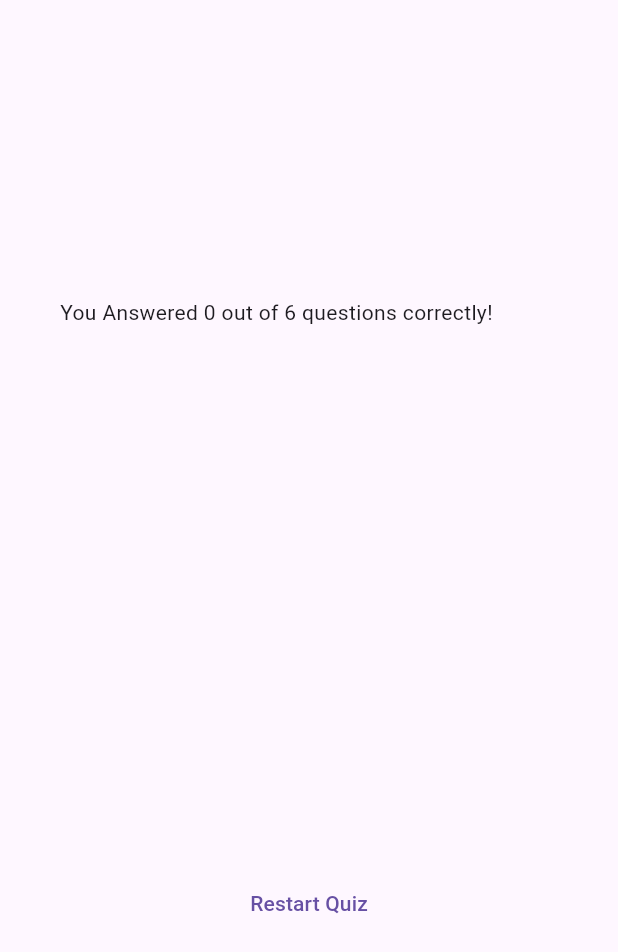
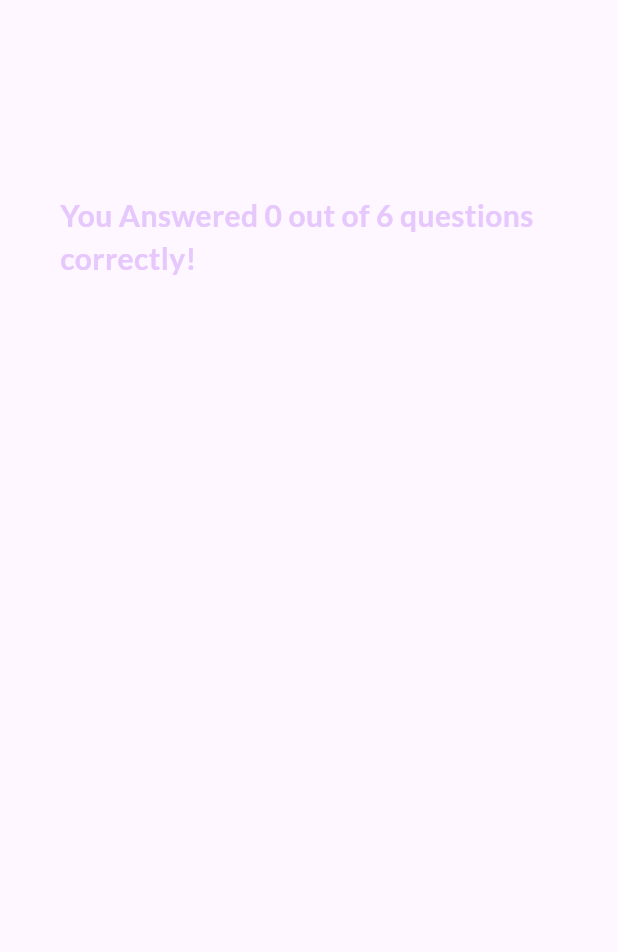
Before and after one commit to Nweke273/Lara-Quiz, a Flutter app: the ResultsScreen widget shown alone on an empty page, opened directly with empty values, on a phone screen of 412 x 824 dp. Shown: the top 952 px of the screen. Run offline on Flutter 3.47's test engine with Material 3 defaults, Android fonts, the phone set to English and light mode, and no system bars; our stand-ins replace google_fonts.

Commit message:
complete lara quiz features

```diff
--- a/lib/widgets/question_summary.dart
+++ /dev/null
@@ -1,35 +0,0 @@
-import 'package:flutter/material.dart';
-
-class QuestionSummary extends StatelessWidget {
-  const QuestionSummary(this.summaryData, {super.key});
-  final List<Map<String, Object>> summaryData;
-  @override
-  Widget build(BuildContext context) {
-    return SizedBox(
-      height: 300,
-      child: SingleChildScrollView(
-        child: Column(
-          children: summaryData.map((data) {
-            return Row(
-              children: [
-                Text(((data['question_index'] as int) + 1).toString()),
-                Expanded(
-                  child: Column(
-                    children: [
-                      Text(data['question'] as String),
-                      const SizedBox(
-                        height: 5,
-                      ),
-                      Text(data['user_answer'] as String),
-                      Text(data['correct_answer'] as String)
-                    ],
-                  ),
-                )
-              ],
-            );
-          }).toList(),
-        ),
-      ),
-    );
-  }
-}
--- /dev/null
+++ b/lib/widgets/questions_summary/question_summary.dart
@@ -0,0 +1,20 @@
+import 'package:flutter/material.dart';
+import 'package:lara_quiz/widgets/questions_summary/summary_item.dart';
+
+class QuestionSummary extends StatelessWidget {
+  const QuestionSummary(this.summaryData, {super.key});
+  final List<Map<String, Object>> summaryData;
+  @override
+  Widget build(BuildContext context) {
+    return SizedBox(
+      height: 400,
+      child: SingleChildScrollView(
+        child: Column(
+          children: summaryData.map((data) {
+            return SummaryItem(data);
+          }).toList(),
+        ),
+      ),
+    );
+  }
+}
--- a/lib/widgets/results_screen.dart
+++ b/lib/widgets/results_screen.dart
@@ -1,12 +1,16 @@
 import 'package:flutter/foundation.dart';
 import 'package:flutter/material.dart';
+import 'package:google_fonts/google_fonts.dart';
 import 'package:lara_quiz/data/questions.dart';
-import 'package:lara_quiz/widgets/question_summary.dart';
+import 'package:lara_quiz/widgets/questions_summary/question_summary.dart';
 
 class ResultsScreen extends StatelessWidget {
-  const ResultsScreen({super.key, required this.questionAnswers});
+  const ResultsScreen(
+      {super.key, required this.questionAnswers, required this.restartQuiz});
 
+  final void Function() restartQuiz;
   final List<String> questionAnswers;
+
   List<Map<String, Object>> getSummaryData() {
     final List<Map<String, Object>> summary = [];
     for (var i = 0; i < questionAnswers.length; i++) {
@@ -38,13 +42,25 @@ class ResultsScreen extends StatelessWidget {
             crossAxisAlignment: CrossAxisAlignment.stretch,
             children: [
               Text(
-                  'You Answered $score out of $totalNumberOfQuestions questions correctly!'),
+                'You Answered $score out of $totalNumberOfQuestions questions correctly!',
+                style: GoogleFonts.lato(
+                  color: const Color.fromARGB(255, 230, 200, 253),
+                  fontSize: 20,
+                  fontWeight: FontWeight.bold,
+                ),
+              ),
               const SizedBox(height: 30),
               QuestionSummary(summaryData),
               const SizedBox(
                 height: 30,
               ),
-              TextButton(onPressed: () {}, child: const Text('Restart Quiz'))
+              TextButton.icon(
+                  onPressed: (restartQuiz),
+                  style: TextButton.styleFrom(
+                    foregroundColor: Colors.white,
+                  ),
+                  icon: const Icon(Icons.refresh),
+                  label: const Text('Restart Quiz'))
             ]),
       ),
     );
```
Also changed, not shown: lib/widgets/questions_summary/question_identifier.dart (added, +28 -0 lines), lib/widgets/questions_summary/summary_item.dart (added, +53 -0 lines), lib/widgets/quiz.dart (+14 -1 lines).
